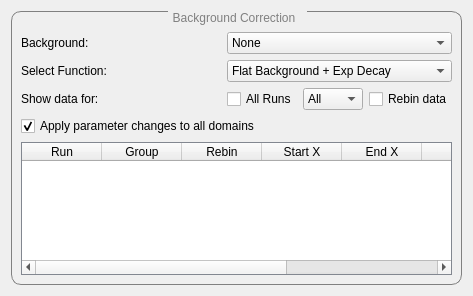
mantidproject/mantid, file scripts/Muon/GUI/Common/corrections_tab_widget/background_corrections_view.ui: the form before one commit.
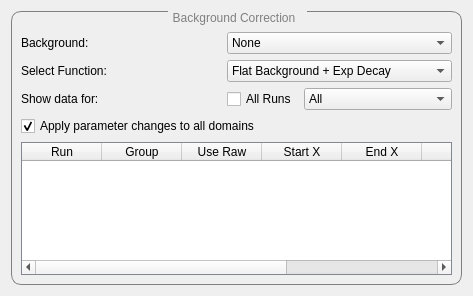
The form after the commit.

Commit message: Refs #31816. Add column Use Raw to specify what to use for bg calc.

Diff of the .ui file:
```diff
--- a/scripts/Muon/GUI/Common/corrections_tab_widget/background_corrections_view.ui
+++ b/scripts/Muon/GUI/Common/corrections_tab_widget/background_corrections_view.ui
@@ -41,18 +41,6 @@
       <property name="topMargin">
        <number>20</number>
       </property>
-      <item row="3" column="3">
-       <widget class="QComboBox" name="group_combo_box">
-        <property name="toolTip">
-         <string>Select the Group to show data for</string>
-        </property>
-        <item>
-         <property name="text">
-          <string>All</string>
-         </property>
-        </item>
-       </widget>
-      </item>
       <item row="1" column="1">
        <widget class="QLabel" name="mode_label">
         <property name="minimumSize">
@@ -92,23 +80,6 @@
         </property>
        </widget>
       </item>
-      <item row="3" column="2">
-       <widget class="QCheckBox" name="show_all_runs_checkbox">
-        <property name="toolTip">
-         <string>Tick to show data for all the runs</string>
-        </property>
-        <property name="text">
-         <string>All Runs</string>
-        </property>
-       </widget>
-      </item>
-      <item row="3" column="4">
-       <widget class="QCheckBox" name="show_rebin_data_checkbox">
-        <property name="text">
-         <string>Rebin data</string>
-        </property>
-       </widget>
-      </item>
       <item row="5" column="1" colspan="4">
        <widget class="QTableWidget" name="correction_options_table">
         <property name="styleSheet">
@@ -153,7 +124,7 @@
         </column>
         <column>
          <property name="text">
-          <string>Rebin</string>
+          <string>Use Raw</string>
          </property>
         </column>
         <column>
@@ -217,6 +188,28 @@
         </item>
        </widget>
       </item>
+      <item row="3" column="2">
+       <widget class="QCheckBox" name="show_all_runs_checkbox">
+        <property name="toolTip">
+         <string>Tick to show data for all the runs</string>
+        </property>
+        <property name="text">
+         <string>All Runs</string>
+        </property>
+       </widget>
+      </item>
+      <item row="3" column="3" colspan="2">
+       <widget class="QComboBox" name="group_combo_box">
+        <property name="toolTip">
+         <string>Select the Group to show data for</string>
+        </property>
+        <item>
+         <property name="text">
+          <string>All</string>
+         </property>
+        </item>
+       </widget>
+      </item>
       <item row="4" column="1" colspan="4">
        <widget class="QCheckBox" name="apply_table_changes_to_all_checkbox">
         <property name="toolTip">
```
The commit also changes 5 other files.
